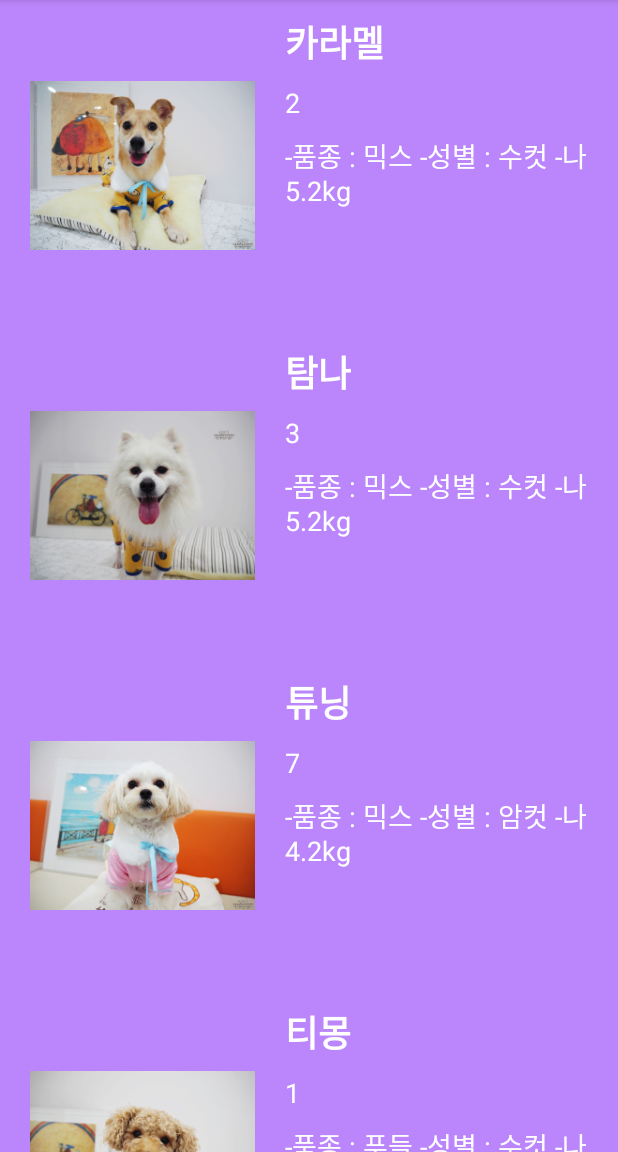
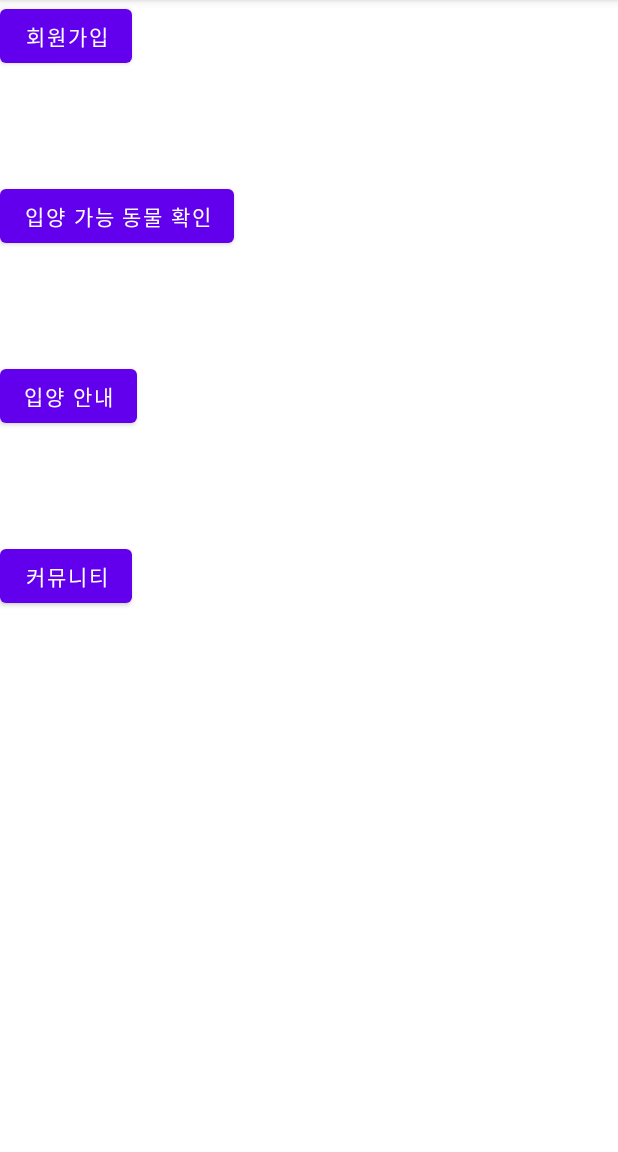
Before and after one commit to leejieun2020111646/GURU2-ANDROID31, an Android app: the screen it shows after launch (MainActivity), on a phone screen of 412 x 824 dp, the part 84-1236 px from its top. Run offline under Robolectric (Android 15) with nearby library versions, the light colour scheme and no system bars.

Commit message:
메인화면 버튼 클릭시 이동

```diff
--- a/app/src/main/AndroidManifest.xml
+++ b/app/src/main/AndroidManifest.xml
@@ -22,6 +22,7 @@
                 <category android:name="android.intent.category.LAUNCHER" />
             </intent-filter>
         </activity>
+
     </application>
 
 </manifest>
--- a/app/src/main/java/com/example/guruexample/MainActivity.kt
+++ b/app/src/main/java/com/example/guruexample/MainActivity.kt
@@ -5,6 +5,7 @@ import android.content.Intent
 import android.net.Uri
 import androidx.appcompat.app.AppCompatActivity
 import android.os.Bundle
+import android.util.Log
 import android.view.View
 import androidx.core.content.ContextCompat
 import androidx.core.content.ContextCompat.startActivity
@@ -20,31 +21,27 @@ class MainActivity : AppCompatActivity() {
         super.onCreate(savedInstanceState)
         setContentView(R.layout.activity_main)
 
-        initRecycler()
+        Log.d("TestLog", "MainActivity")
+        btn_login.setOnClickListener(ButtonListener())
+        btn_adoptlist.setOnClickListener(ButtonListener())
 
     }
+    inner class ButtonListener: View.OnClickListener {
+        override fun onClick(v: View?) {
+            var intent = Intent()
 
-    private fun initRecycler() {
-        adoptAdapter = AdoptAdapter(this)
-        rv_profile.adapter = adoptAdapter
-
-
-        datas.apply {
-            add(AdoptData(img = R.drawable.pet_img_1_caramel, name = "카라멜", age = 2, info = "-품종 : 믹스 -성별 : 수컷 -나이 : 2세 2개월 -체중 : 5.2kg"))
-            add(AdoptData(img = R.drawable.pet_img_2_tamna, name = "탐나", age = 3, info = "-품종 : 믹스 -성별 : 수컷 -나이 : 3세 1개월 -체중 : 5.2kg"))
-            add(AdoptData(img = R.drawable.pet_img_3_tuning, name = "튜닝", age = 7, info = "-품종 : 믹스 -성별 : 암컷 -나이 : 1세 1개월 -체중 : 4.2kg"))
-            add(AdoptData(img = R.drawable.pet_img_4_timong, name = "티몽", age = 1, info = "-품종 : 푸들 -성별 : 수컷 -나이 : 3세 7개월 -체중 : 5.4kg"))
-            add(AdoptData(img = R.drawable.pet_img_5_tiyong, name = "티용", age = 3, info = "-품종 : 코리안숏헤어 -성별 : 암컷 -나이 : 3개월 -체중 : 1.6kg"))
-            add(AdoptData(img = R.drawable.pet_img_6_tellae, name = "텔레", age = 3, info = "-품종 : 코리안숏헤어 -성별 : 수컷 -나이 : 3개월 -체중 : 1.8kg"))
-            add(AdoptData(img = R.drawable.pet_img_7_tobi, name = "토비", age = 3, info = "-품종 : 코리안숏헤어 -성별 : 수컷 -나이 : 3개월 -체중 : 1.67kg"))
-
-            adoptAdapter.datas = datas
-            adoptAdapter.notifyDataSetChanged()
-
+            when (v?.id) {
+                R.id.btn_login -> {
+                    Log.d("TestLog", "LoginBtn")
+                    intent = Intent(this@MainActivity, AdoptMain::class.java)
+                }
+                R.id.btn_adoptlist -> {
+                    Log.d("TestLog", "AdoptlistBtn")
+                    intent = Intent(this@MainActivity, AdoptMain::class.java)
+                }
+            }
+            startActivity(intent)
         }
-
     }
 
-
-
 }
--- a/app/src/main/res/layout/activity_main.xml
+++ b/app/src/main/res/layout/activity_main.xml
@@ -1,23 +1,65 @@
 <?xml version="1.0" encoding="utf-8"?>
-<androidx.constraintlayout.widget.ConstraintLayout xmlns:android="http://schemas.android.com/apk/res/android"
-xmlns:app="http://schemas.android.com/apk/res-auto"
-xmlns:tools="http://schemas.android.com/tools"
-android:layout_width="match_parent"
-android:layout_height="match_parent"
-tools:context=".MainActivity">
+<LinearLayout xmlns:android="http://schemas.android.com/apk/res/android"
+    xmlns:app="http://schemas.android.com/apk/res-auto"
+    xmlns:tools="http://schemas.android.com/tools"
+    android:layout_width="match_parent"
+    android:layout_height="match_parent"
+    tools:context=".MainActivity"
+    android:orientation="vertical">
 
-    <androidx.recyclerview.widget.RecyclerView
-        android:id="@+id/rv_profile"
+    <LinearLayout
+        android:id="@+id/layout_login"
         android:layout_width="match_parent"
-        android:layout_height="wrap_content"
-        android:orientation="vertical"
-        app:layoutManager="androidx.recyclerview.widget.LinearLayoutManager"
-        app:layout_constraintEnd_toEndOf="parent"
-        app:layout_constraintHorizontal_bias="0.0"
-        app:layout_constraintLeft_toLeftOf="parent"
-        app:layout_constraintRight_toRightOf="parent"
-        app:layout_constraintStart_toStartOf="parent"
-        app:layout_constraintTop_toTopOf="parent"
-        tools:listitem="@layout/item_adopt_recycler" />
+        android:layout_height="120dp"
+        app:layout_constraintTop_toTopOf="parent" >
 
-</androidx.constraintlayout.widget.ConstraintLayout>
+        <Button
+            android:id="@+id/btn_login"
+            android:layout_width="wrap_content"
+            android:layout_height="wrap_content"
+            android:text="@string/string_btn_login" />
+
+    </LinearLayout>
+
+    <LinearLayout
+        android:id="@+id/layout_adoptlist"
+        android:layout_width="match_parent"
+        android:layout_height="120dp"
+        app:layout_constraintTop_toBottomOf="@id/layout_login">
+
+        <Button
+            android:id="@+id/btn_adoptlist"
+            android:layout_width="wrap_content"
+            android:layout_height="wrap_content"
+            android:text="@string/string_btn_adoptlist" />
+
+    </LinearLayout>
+
+    <LinearLayout
+        android:id="@+id/layout_adoptnotice"
+        android:layout_width="match_parent"
+        android:layout_height="120dp"
+        app:layout_constraintTop_toBottomOf="@id/layout_adoptlist">
+
+        <Button
+            android:id="@+id/btn_adoptnotice"
+            android:layout_width="wrap_content"
+            android:layout_height="wrap_content"
+            android:text="@string/string_btn_adoptnotice" />
+    </LinearLayout>
+    <LinearLayout
+        android:id="@+id/layout_community"
+        android:layout_width="match_parent"
+        android:layout_height="120dp"
+        app:layout_constraintTop_toBottomOf="@id/layout_adoptnotice">
+
+        <Button
+            android:id="@+id/btn_community"
+            android:layout_width="wrap_content"
+            android:layout_height="wrap_content"
+            android:text="@string/string_btn_community" />
+
+    </LinearLayout>
+
+
+</LinearLayout>
--- a/app/src/main/res/values/strings.xml
+++ b/app/src/main/res/values/strings.xml
@@ -1,3 +1,8 @@
 <resources>
     <string name="app_name">GuruExample</string>
+    <string name="string_btn_login">회원가입</string>
+    <string name="string_btn_adoptlist">입양 가능 동물 확인</string>
+    <string name="string_btn_adoptnotice">입양 안내</string>
+    <string name="string_btn_community">커뮤니티</string>
+
 </resources>
```
